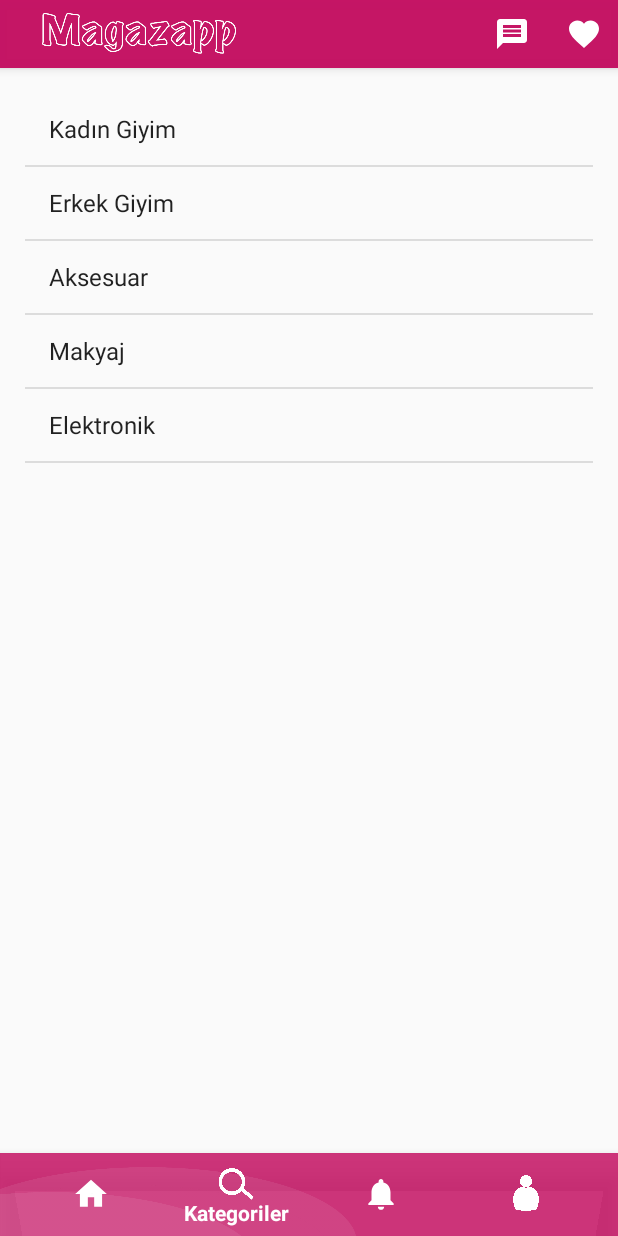
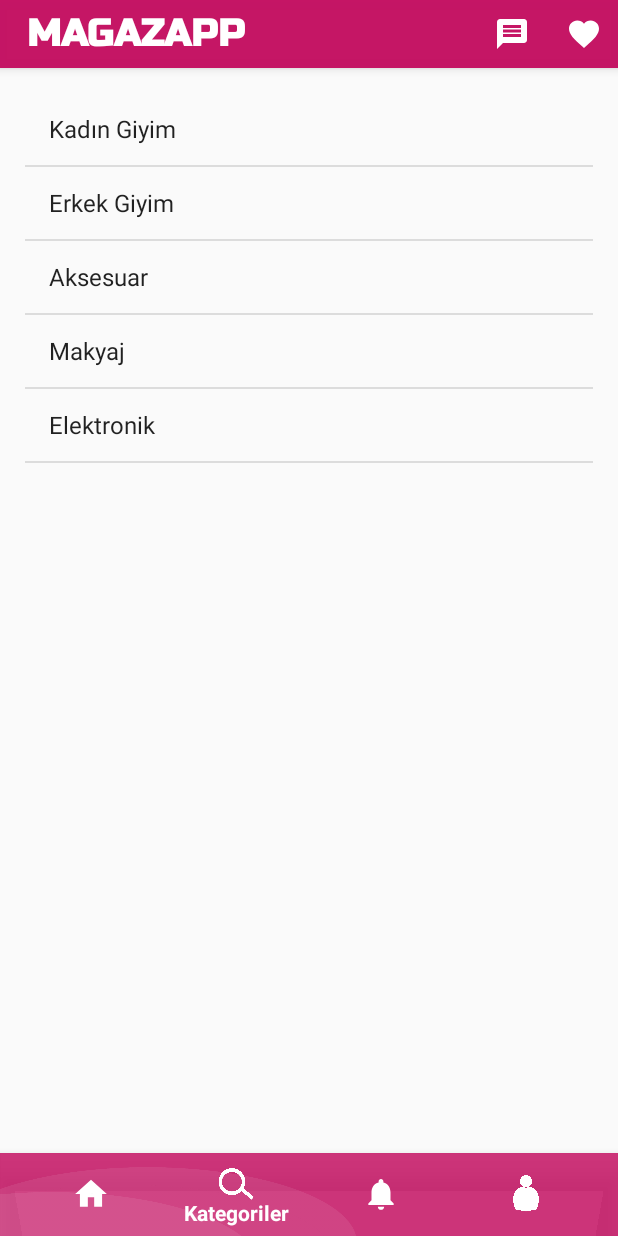
Before and after one commit to turkerontasci/Magazapp, an Android app: the screen it shows after launch (MainActivity), item 2 of the bottom bar chosen, on a phone screen of 412 x 824 dp. Run offline under Robolectric (Android 15) with nearby library versions, the phone set to English and light mode, and no system bars.

Commit message:
Splash and new fonts Appbar textView

```diff
--- a/app/src/main/java/com/example/deneme/Fragments/HomeFragment.java
+++ b/app/src/main/java/com/example/deneme/Fragments/HomeFragment.java
@@ -2,22 +2,15 @@ package com.example.deneme.Fragments;
 
 
 import android.content.Intent;
-import android.content.SharedPreferences;
-import android.graphics.Bitmap;
-import android.graphics.drawable.BitmapDrawable;
 import android.os.Bundle;
 import android.support.annotation.Nullable;
 import android.support.v4.app.Fragment;
-import android.support.v4.app.FragmentManager;
 import android.view.LayoutInflater;
 import android.view.View;
 import android.view.ViewGroup;
 import android.widget.ImageView;
-
 import com.example.deneme.R;
 import com.example.deneme.SecondActivity;
-
-import java.io.ByteArrayOutputStream;
 
 
 /**
@@ -30,8 +23,6 @@ public class HomeFragment extends Fragment{
     public HomeFragment() {
         // Required empty public constructor
     }
-
-    byte[] bytesImage;
 
     @Override
     public View onCreateView(LayoutInflater inflater, ViewGroup container,
@@ -119,16 +110,11 @@ public class HomeFragment extends Fragment{
         return view;
     }
 
-
-
     @Override
     public void onCreate(@Nullable Bundle savedInstanceState) {
         super.onCreate(savedInstanceState);
 
 
 
-
     }
-
-
 }
--- a/app/src/main/java/com/example/deneme/MainActivity.java
+++ b/app/src/main/java/com/example/deneme/MainActivity.java
@@ -11,6 +11,7 @@ import android.support.v7.app.AppCompatActivity;
 import android.view.MenuItem;
 import android.view.View;
 import android.widget.ImageView;
+import android.widget.TextView;
 
 import com.example.deneme.Fragments.DashboardFragment;
 import com.example.deneme.Fragments.HomeFragment;
@@ -28,7 +29,9 @@ public class MainActivity extends AppCompatActivity {
     final FragmentManager fm = getSupportFragmentManager();
     Fragment active = fragment1;
 
-    ImageView favButton, appNameButton, messageButton;
+    ImageView favButton, messageButton;
+
+    TextView appNameButton;
 
     @Override
     protected void onCreate(Bundle savedInstanceState) {
--- /dev/null
+++ b/app/src/main/java/com/example/deneme/Splash.java
@@ -0,0 +1,28 @@
+package com.example.deneme;
+
+import android.content.Intent;
+import android.os.Handler;
+import android.support.v7.app.AppCompatActivity;
+import android.os.Bundle;
+
+public class Splash extends AppCompatActivity {
+
+    private static int SPLASH_TIME_OUT = 800;
+
+    @Override
+    protected void onCreate(Bundle savedInstanceState) {
+        super.onCreate(savedInstanceState);
+        setContentView(R.layout.activity_splash);
+
+        new Handler().postDelayed(new Runnable() {
+            @Override
+            public void run() {
+                Intent homeIntent = new Intent(Splash.this, MainActivity.class);
+                startActivity(homeIntent);
+                finish();
+
+            }
+        },SPLASH_TIME_OUT);
+
+    }
+}
--- a/app/src/main/res/layout/activity_main.xml
+++ b/app/src/main/res/layout/activity_main.xml
@@ -26,14 +26,19 @@
                 android:layout_width="match_parent"
                 android:layout_height="match_parent">
 
-                <ImageView
+                <TextView
                     android:id="@+id/appName"
+                    android:text="MAGAZAPP"
+                    android:textColor="@color/mainText"
+                    android:fontFamily="@font/russoone_regular"
+                    android:textSize="25sp"
+                    android:textStyle="bold"
+                    android:textAlignment="center"
+                    android:gravity="center"
                     android:layout_width="150dp"
                     android:layout_height="45dp"
                     android:layout_alignParentLeft="true"
-                    android:scaleType="centerInside"
-                    android:layout_gravity="center_vertical"
-                    android:src="@drawable/ust_third" />
+                    android:layout_gravity="center_vertical" />
 
                 <ImageView
                     android:id="@+id/favorite"
```
Also changed, not shown: app/src/main/AndroidManifest.xml (+9 -6 lines), app/src/main/res/layout/activity_splash.xml (added, +58 -0 lines), app/src/main/res/font/russoone_regular.ttf (added).
